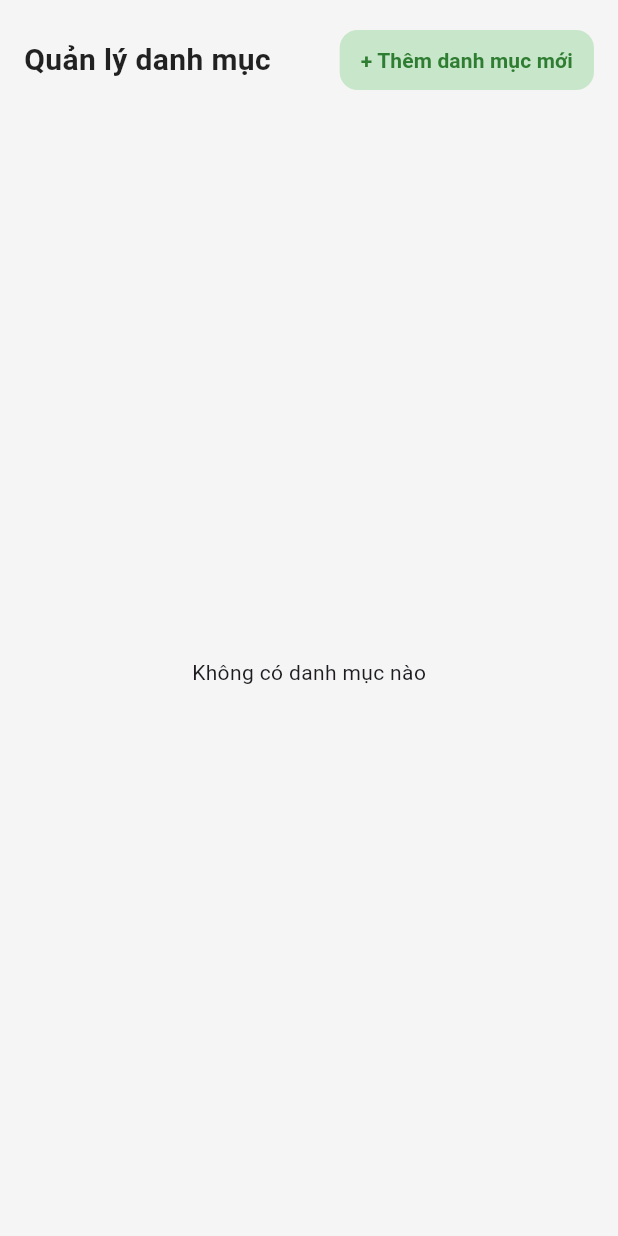
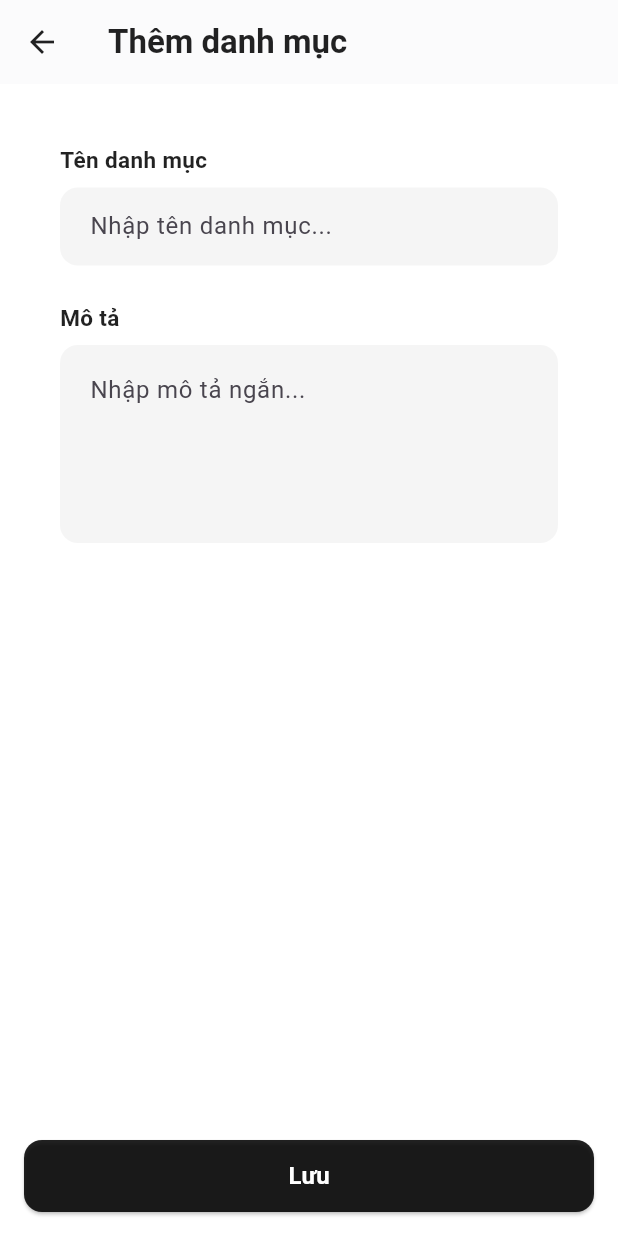
Before and after one commit to Truongson-erorr/Engnews_App, a Flutter app: the CategoryManagerPage screen opened directly, after a tap on "+ Thêm danh mục mới", on a phone screen of 412 x 824 dp. Run offline on Flutter 3.47's test engine with Material 3 defaults, Android fonts, the light colour scheme and no system bars; our stand-ins replace cloud_firestore, firebase_auth, firebase_core, fl_chart, flutter_dotenv, flutter_tts and 1 more; missing offline and left inert: translator; accounts and stored records are empty; network calls fail.

Commit message:
add some additional functions on the user side of article categories

```diff
--- /dev/null
+++ b/lib/features/admin/screens/add_category_page.dart
@@ -0,0 +1,185 @@
+import 'package:flutter/material.dart';
+import '../../viewmodel/category_viewmodel.dart';
+
+class AddCategoryPage extends StatefulWidget {
+  final CategoryViewModel categoryVM;
+
+  const AddCategoryPage({super.key, required this.categoryVM});
+
+  @override
+  State<AddCategoryPage> createState() => _AddCategoryPageState();
+}
+
+class _AddCategoryPageState extends State<AddCategoryPage> {
+  final TextEditingController _titleController = TextEditingController();
+  final TextEditingController _descController = TextEditingController();
+  bool _isSaving = false;
+
+  Future<void> _save() async {
+    final title = _titleController.text.trim();
+    final desc = _descController.text.trim();
+
+    if (title.isEmpty) {
+      ScaffoldMessenger.of(context).showSnackBar(
+        const SnackBar(content: Text("Tên danh mục không được để trống!")),
+      );
+      return;
+    }
+
+    if (desc.isEmpty) {
+      ScaffoldMessenger.of(context).showSnackBar(
+        const SnackBar(content: Text("Mô tả về danh mục không được để trống!")),
+      );
+      return;
+    }
+    setState(() => _isSaving = true);
+
+    try {
+      await widget.categoryVM.addCategory(title, description: desc);
+      if (!mounted) return;
+      Navigator.pop(context, true);
+    } catch (e) {
+      ScaffoldMessenger.of(context).showSnackBar(
+        SnackBar(content: Text("Lỗi: $e")),
+      );
+    }
+
+    if (mounted) setState(() => _isSaving = false);
+  }
+
+  @override
+  Widget build(BuildContext context) {
+    return Scaffold(
+      backgroundColor: Colors.white,
+
+      appBar: AppBar(
+        title: const Text(
+          "Thêm danh mục",
+          style: TextStyle(color: Colors.black87, fontWeight: FontWeight.bold),
+        ),
+        backgroundColor: Colors.white,
+        elevation: 0.5,
+        foregroundColor: Colors.black87,
+      ),
+
+      body: SingleChildScrollView(
+        padding: const EdgeInsets.all(16),
+        child: Column(
+          crossAxisAlignment: CrossAxisAlignment.start,
+          children: [
+
+            Card(
+              elevation: 0,
+              color: Colors.white,
+              shape: RoundedRectangleBorder(
+                borderRadius: BorderRadius.circular(16),
+              ),
+              child: Padding(
+                padding: const EdgeInsets.all(20),
+                child: Column(
+                  crossAxisAlignment: CrossAxisAlignment.start,
+                  children: [
+
+                    const Text(
+                      "Tên danh mục",
+                      style: TextStyle(
+                        fontWeight: FontWeight.w600,
+                        fontSize: 15,
+                        color: Colors.black87,
+                      ),
+                    ),
+                    const SizedBox(height: 8),
+                    TextField(
+                      controller: _titleController,
+                      decoration: InputDecoration(
+                        hintText: "Nhập tên danh mục...",
+                        filled: true,
+                        fillColor: Colors.grey.shade100,
+                        contentPadding: const EdgeInsets.symmetric(
+                          horizontal: 16,
+                          vertical: 14,
+                        ),
+                        border: InputBorder.none,
+                        enabledBorder: OutlineInputBorder(
+                          borderRadius: BorderRadius.circular(12),
+                          borderSide: BorderSide.none,
+                        ),
+                        focusedBorder: OutlineInputBorder(
+                          borderRadius: BorderRadius.circular(12),
+                          borderSide: BorderSide.none,
+                        ),
+                      ),
+                    ),
+                    const SizedBox(height: 24),
+
+                    const Text(
+                      "Mô tả",
+                      style: TextStyle(
+                        fontWeight: FontWeight.w600,
+                        fontSize: 15,
+                        color: Colors.black87,
+                      ),
+                    ),
+                    const SizedBox(height: 8),
+                    TextField(
+                      controller: _descController,
+                      minLines: 4,
+                      maxLines: 8,
+                      decoration: InputDecoration(
+                        hintText: "Nhập mô tả ngắn...",
+                        filled: true,
+                        fillColor: Colors.grey.shade100,
+                        contentPadding: const EdgeInsets.symmetric(
+                          horizontal: 16,
+                          vertical: 18,
+                        ),
+                        border: InputBorder.none,
+                        enabledBorder: OutlineInputBorder(
+                          borderRadius: BorderRadius.circular(12),
+                          borderSide: BorderSide.none,
+                        ),
+                        focusedBorder: OutlineInputBorder(
+                          borderRadius: BorderRadius.circular(12),
+                          borderSide: BorderSide.none,
+                        ),
+                      ),
+                    ),
+                  ],
+                ),
+              ),
+            ),
+          ],
+        ),
+      ),
+
+      bottomNavigationBar: SafeArea(
+        child: Padding(
+          padding: const EdgeInsets.all(16),
+          child: SizedBox(
+            height: 48,
+            width: double.infinity,
+            child: ElevatedButton(
+              onPressed: _isSaving ? null : _save,
+              style: ElevatedButton.styleFrom(
+                backgroundColor: Colors.black87,
+                foregroundColor: Colors.white,
+                shape: RoundedRectangleBorder(
+                  borderRadius: BorderRadius.circular(12),
+                ),
+              ),
+              child: _isSaving
+                  ? const CircularProgressIndicator(color: Colors.white)
+                  : const Text(
+                      "Lưu",
+                      style: TextStyle(
+                        fontSize: 16,
+                        fontWeight: FontWeight.bold,
+                      ),
+                    ),
+            ),
+          ),
+        ),
+      ),
+    );
+  }
+}
--- a/lib/features/users/screens/profile_tab.dart
+++ b/lib/features/users/screens/profile_tab.dart
@@ -241,7 +241,6 @@ class ProfileTab extends StatelessWidget {
       decoration: BoxDecoration(
         color: colors.surface,
         borderRadius: BorderRadius.circular(12),
-        border: Border.all(color: colors.outline.withOpacity(0.2)),
       ),
       child: ListTile(
         contentPadding: const EdgeInsets.symmetric(vertical: 4, horizontal: 16),
--- a/lib/features/users/screens/related_articles_widget.dart
+++ b/lib/features/users/screens/related_articles_widget.dart
@@ -25,6 +25,7 @@ class RelatedArticlesWidget extends StatelessWidget {
         Text(
           "Bài viết liên quan",
           style: theme.textTheme.titleMedium?.copyWith(
+            fontSize: 20,
             fontWeight: FontWeight.bold,
           ),
         ),
```
Also changed, not shown: lib/features/admin/screens/category_manager_page.dart (+64 -7 lines), lib/features/admin/screens/edit_categorypage.dart (+68 -17 lines), lib/features/users/screens/article_comments_widget.dart (+48 -59 lines), lib/features/users/screens/home_tab.dart (+26 -4 lines), lib/features/viewmodel/article_viewmodel.dart (+11 -0 lines), lib/features/viewmodel/category_viewmodel.dart (+34 -2 lines), lib/features/viewmodel/comment_viewmodel.dart (+37 -0 lines), lib/firebase_options.dart.
